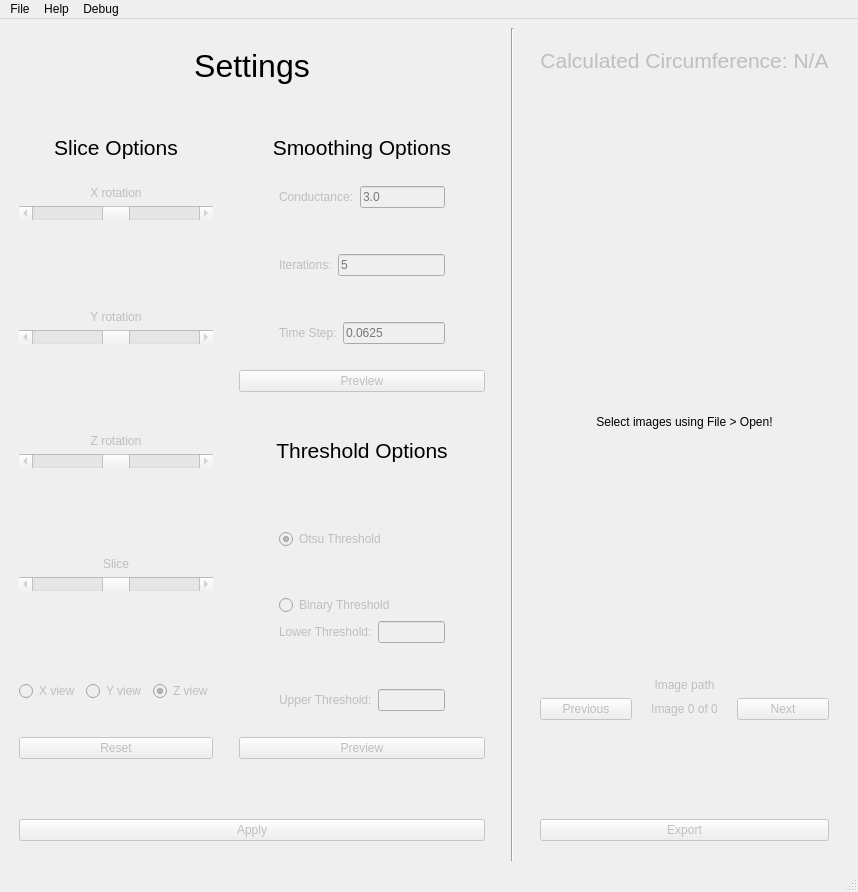
Qt form src/GUI/mainwindow.ui (NIRALUser/NeuroRuler) before a commit.
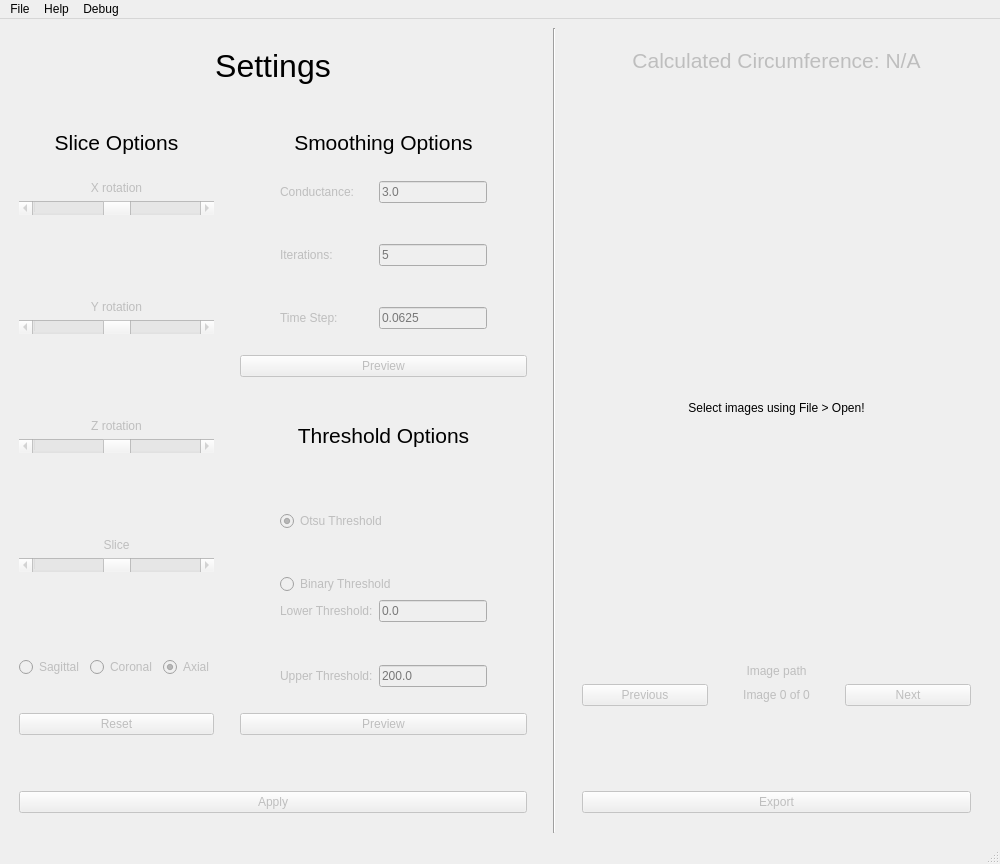
The same form after that commit.

```diff
--- a/src/GUI/mainwindow.ui
+++ b/src/GUI/mainwindow.ui
@@ -6,8 +6,8 @@
    <rect>
     <x>0</x>
     <y>0</y>
-    <width>858</width>
-    <height>892</height>
+    <width>1000</width>
+    <height>864</height>
    </rect>
   </property>
   <property name="windowTitle">
@@ -325,7 +325,7 @@
                <bool>false</bool>
               </property>
               <property name="text">
-               <string>X view</string>
+               <string>Sagittal</string>
               </property>
               <property name="autoExclusive">
                <bool>false</bool>
@@ -338,7 +338,7 @@
                <bool>false</bool>
               </property>
               <property name="text">
-               <string>Y view</string>
+               <string>Coronal</string>
               </property>
               <property name="autoExclusive">
                <bool>false</bool>
@@ -351,7 +351,7 @@
                <bool>false</bool>
               </property>
               <property name="text">
-               <string>Z view</string>
+               <string>Axial</string>
               </property>
               <property name="checked">
                <bool>true</bool>
@@ -771,6 +771,9 @@
                       <height>0</height>
                      </size>
                     </property>
+                    <property name="placeholderText">
+                     <string>0.0</string>
+                    </property>
                    </widget>
                   </item>
                  </layout>
@@ -817,6 +820,9 @@
                       <height>0</height>
                      </size>
                     </property>
+                    <property name="placeholderText">
+                     <string>200.0</string>
+                    </property>
                    </widget>
                   </item>
                  </layout>
@@ -1080,8 +1086,8 @@
     <rect>
      <x>0</x>
      <y>0</y>
-     <width>809</width>
-     <height>37</height>
+     <width>1000</width>
+     <height>24</height>
     </rect>
    </property>
    <property name="nativeMenuBar">
```
Left out of the diff: 29 changed lines with no effect on the pictures.
